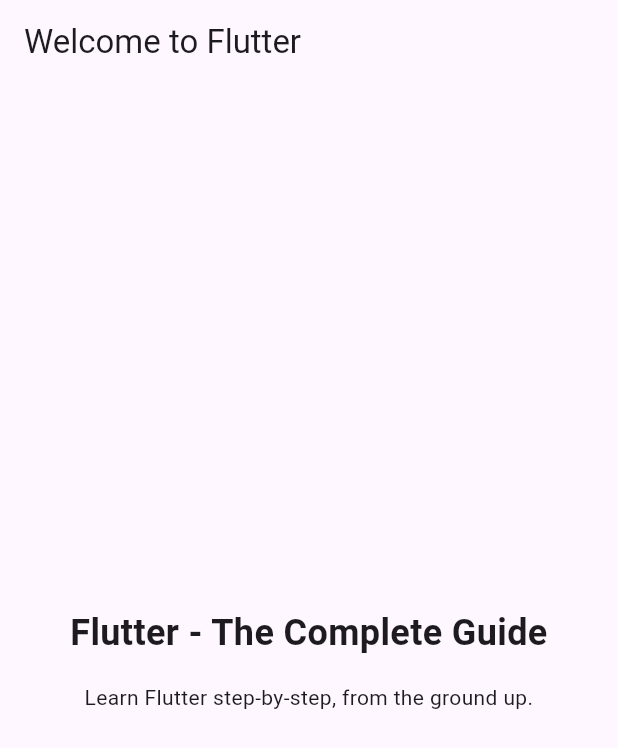
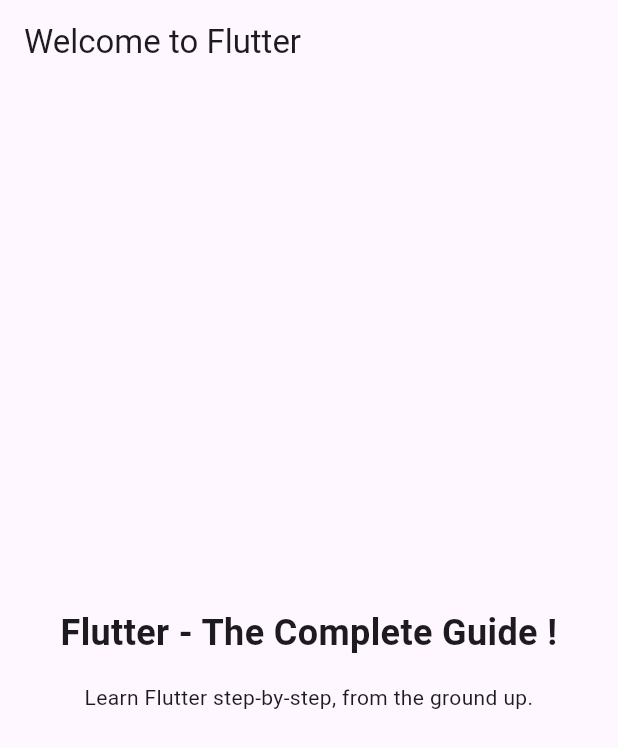
Before and after one commit to hackertruth/First-App, a Flutter app: the screen it shows after launch, on a phone screen of 412 x 824 dp. Shown: the top 748 px of the screen. Run offline on Flutter 3.47's test engine with Material 2 defaults, Android fonts, the phone set to English and light mode, and no system bars.

```diff
--- a/lib/main.dart
+++ b/lib/main.dart
@@ -33,7 +33,7 @@ class MyApp extends StatelessWidget {
             crossAxisAlignment: CrossAxisAlignment.center,
             children: const [
               Text(
-                'Flutter - The Complete Guide',
+                'Flutter - The Complete Guide !',
                 textAlign: TextAlign.center,
                 style: TextStyle(
                   fontSize: 24,
```
